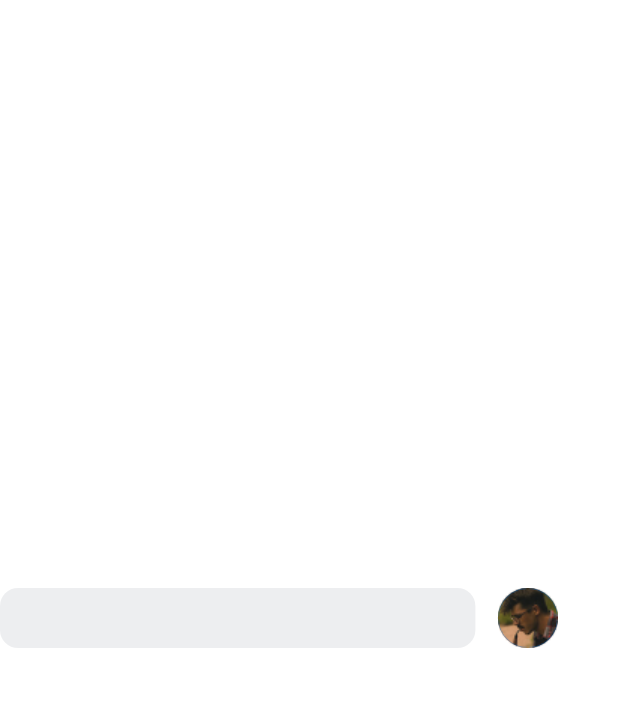
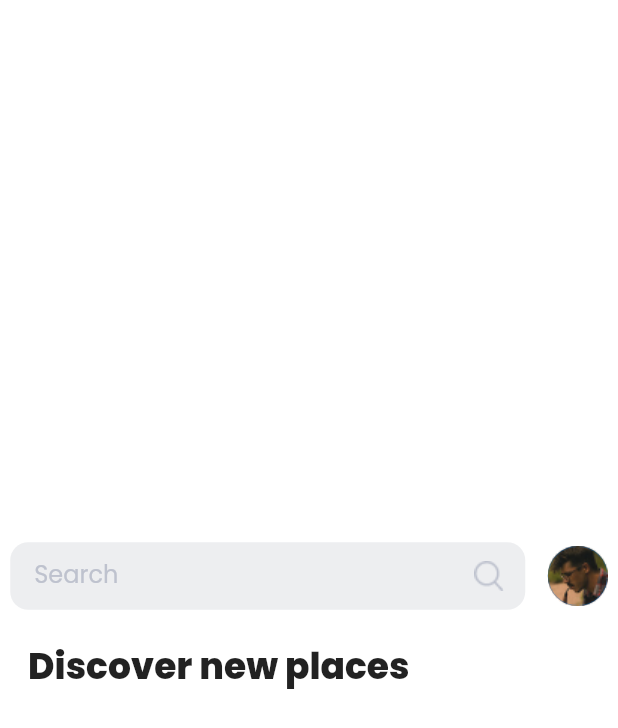
Before and after one commit to alihangedik/ad_gu-UI, a Flutter app: the screen it shows after launch, swiped to page 5, on a phone screen of 412 x 824 dp. Shown: the top 728 px of the screen. Run offline on Flutter 3.47's test engine with Material 2 defaults, Android fonts, the phone set to English and light mode, and no system bars.

Commit message:
Update home_page.dart

```diff
--- a/lib/screens/home_page.dart
+++ b/lib/screens/home_page.dart
@@ -16,20 +16,54 @@ class _HomeState extends State<Home> {
         mainAxisAlignment: MainAxisAlignment.center,
         children: [
           Row(
-            crossAxisAlignment: CrossAxisAlignment.center,
+            mainAxisAlignment: MainAxisAlignment.center,
             children: [
               Container(
-                height: 40,
-                width: MediaQuery.of(context).size.width / 1.3,
+                height: 45,
+                width: MediaQuery.of(context).size.width / 1.2,
                 decoration: BoxDecoration(
-                  color: Color(0xffEDEEF0),
-                  borderRadius: BorderRadius.circular(12)
+                    color: Color(0xffEDEEF0),
+                    borderRadius: BorderRadius.circular(12)),
+                child: Padding(
+                  padding: const EdgeInsets.only(left: 16.0),
+                  child: TextFormField(
+                    decoration: InputDecoration(
+                        border: InputBorder.none,
+                        enabledBorder: InputBorder.none,
+                        disabledBorder: InputBorder.none,
+                        focusedBorder: InputBorder.none,
+                        hintText: "Search",
+                        hintStyle: const TextStyle(
+                          fontSize: 16,
+                          fontFamily: "Poppins-Regular",
+                          color: Color(0xffBEC2CE),
+                        ),
+                        suffixIcon: Image.asset("assets/images/search.png")),
+                  ),
                 ),
               ),
-              SizedBox(width: 15,),
-              CircleAvatar(child: Image.asset("assets/images/circle-avatar.png"),)
+              const SizedBox(
+                width: 15,
+              ),
+              CircleAvatar(
+                child: Image.asset("assets/images/circle-avatar.png"),
+              )
             ],
-          )
+          ),
+          const SizedBox(
+            height: 20,
+          ),
+          Container(
+            width: MediaQuery.of(context).size.width / 1.1,
+            child: const Text(
+              "Discover new places",
+              style: TextStyle(
+                fontSize: 24,
+                fontFamily: "Poppins-ExtraBold",
+              ),
+            ),
+            alignment: Alignment.centerLeft,
+          ),
         ],
       ),
     );
```
